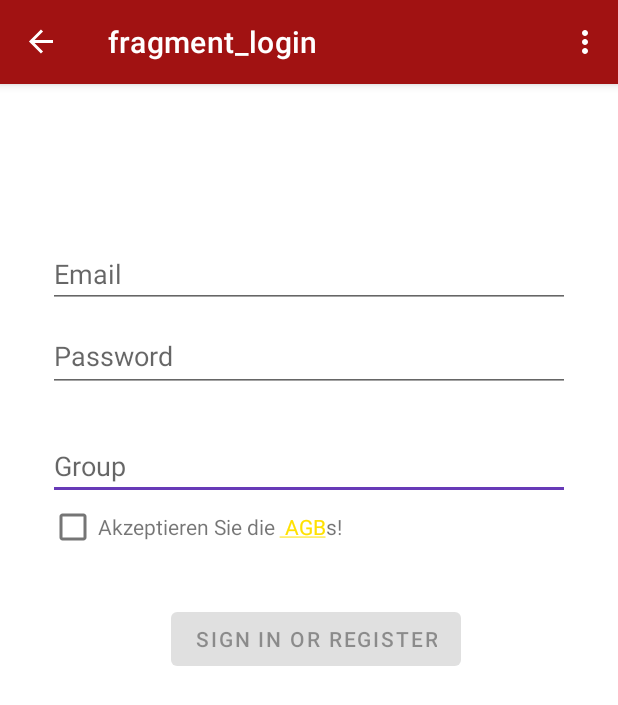
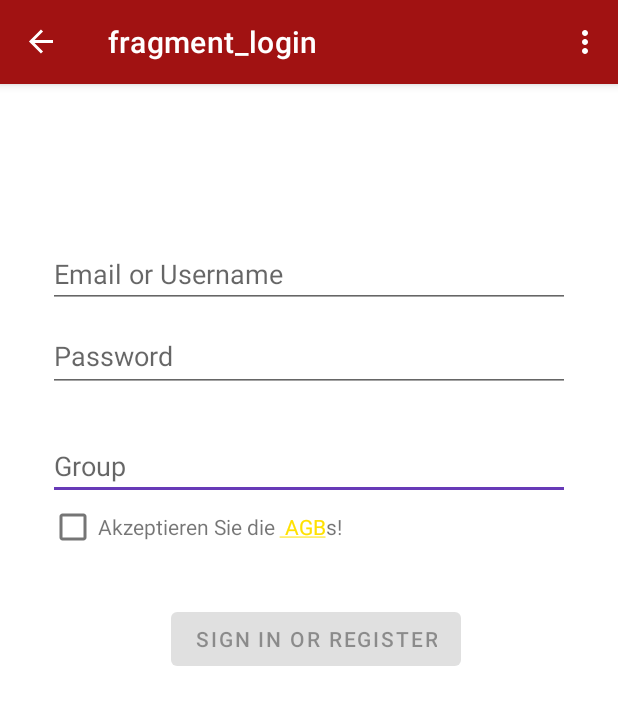
Before and after one commit to Erebur/Essensplaner, an Android app: the screen it shows after launch (MainActivity), on a phone screen of 412 x 824 dp. Shown: the top 705 px of the screen. Run offline under Robolectric (Android 15) with nearby library versions, the phone set to English and light mode, and no system bars; our stand-ins replace navigation-ui.

Commit message:
Feature: minmor String changes
Signed-off-by: erebur <simon.web999@gmail.com>

```diff
--- a/app/src/main/res/values/strings.xml
+++ b/app/src/main/res/values/strings.xml
@@ -1,13 +1,13 @@
 <resources>
-    <string name="app_name">Essensplaner</string>
-    <string name="nav_header_title">Android Studio</string>
-    <string name="nav_header_subtitle">android.studio@android.com</string>
+    <string name="app_name" translatable="false">Essensplaner</string>
+    <string name="nav_header_title" translatable="false">Essensplaner</string>
+    <string name="nav_header_subtitle" translatable="false">android.studio@android.com</string>
     <string name="nav_header_desc">Navigation header</string>
     <string name="action_settings">Settings</string>
 
     <string name="menu_home">Home</string>
     <!-- Strings related to login -->
-    <string name="prompt_email">Email</string>
+    <string name="prompt_email">Email or Username</string>
     <string name="prompt_password">Password</string>
     <string name="action_sign_in">Sign in or register</string>
     <string name="action_sign_in_short">Sign in</string>
@@ -32,5 +32,5 @@
     <!-- Sync Preferences -->
     <string name="rezepte">Rezepte</string>
     <string name="favorites">Favorites</string>
-    <string name="planer">PLaner</string>
+    <string name="planer">Planer</string>
 </resources>
```
Also changed, not shown: 1 other file.
